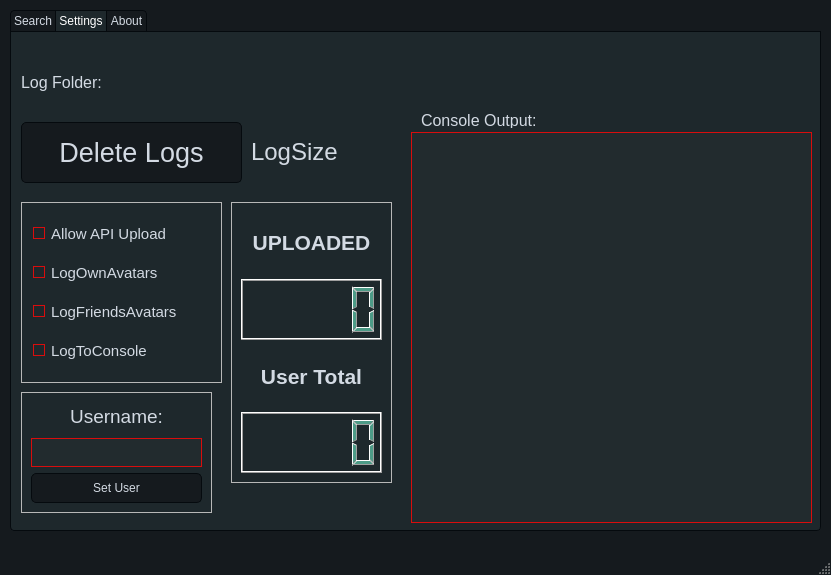
Qt form GUI/untitled.ui (Cranbaerry/A.R.E.S) before a commit.
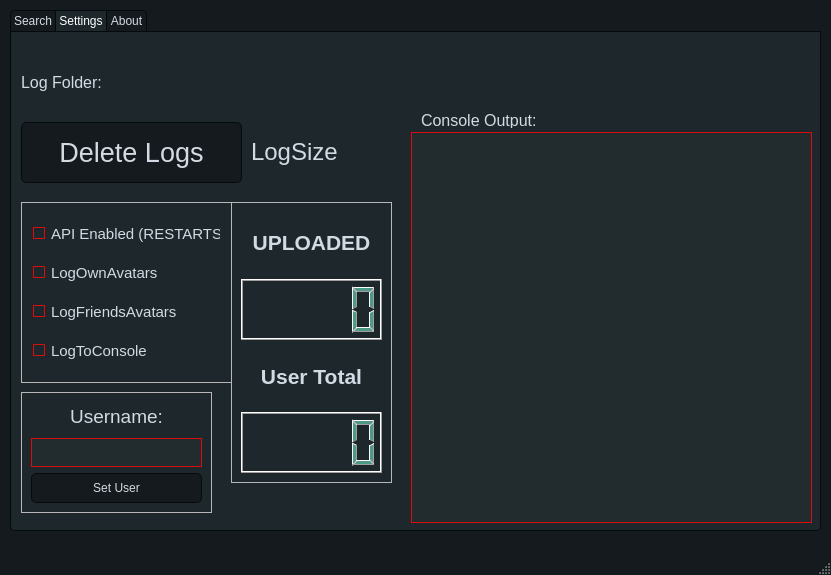
The same form after that commit. The open tabs and pages were chosen to show the change.

Diff of the .ui file:
```diff
--- a/GUI/untitled.ui
+++ b/GUI/untitled.ui
@@ -1138,7 +1138,7 @@
        <rect>
         <x>10</x>
         <y>170</y>
-        <width>201</width>
+        <width>211</width>
         <height>181</height>
        </rect>
       </property>
@@ -1157,7 +1157,7 @@
           </font>
          </property>
          <property name="text">
-          <string>Allow API Upload</string>
+          <string>API Enabled (RESTARTS)</string>
          </property>
         </widget>
        </item>
```
